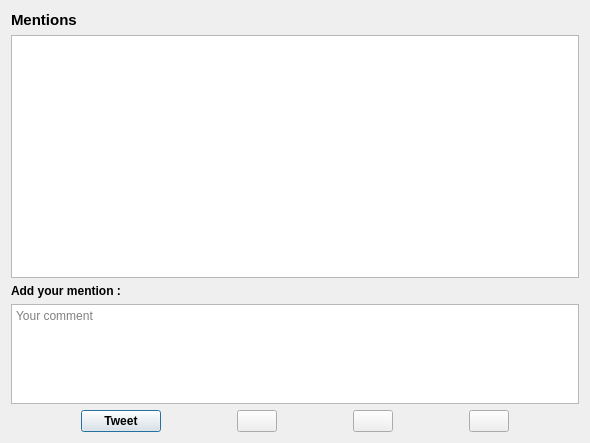
First picture: the form in FinalProject/Tweeterak/mention.ui, repository amirhosseinbt/FinalProject_AP, before the edit.
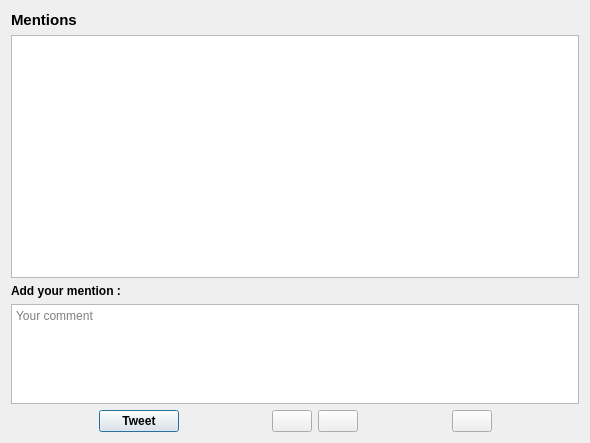
Second picture: the form after the edit.

Patch:
```diff
--- a/FinalProject/Tweeterak/mention.ui
+++ b/FinalProject/Tweeterak/mention.ui
@@ -123,19 +123,6 @@
        </property>
       </widget>
      </item>
-     <item>
-      <spacer name="horizontalSpacer_5">
-       <property name="orientation">
-        <enum>Qt::Horizontal</enum>
-       </property>
-       <property name="sizeHint" stdset="0">
-        <size>
-         <width>40</width>
-         <height>20</height>
-        </size>
-       </property>
-      </spacer>
-     </item>
      <item>
       <widget class="QPushButton" name="btn_like">
        <property name="text">
```
